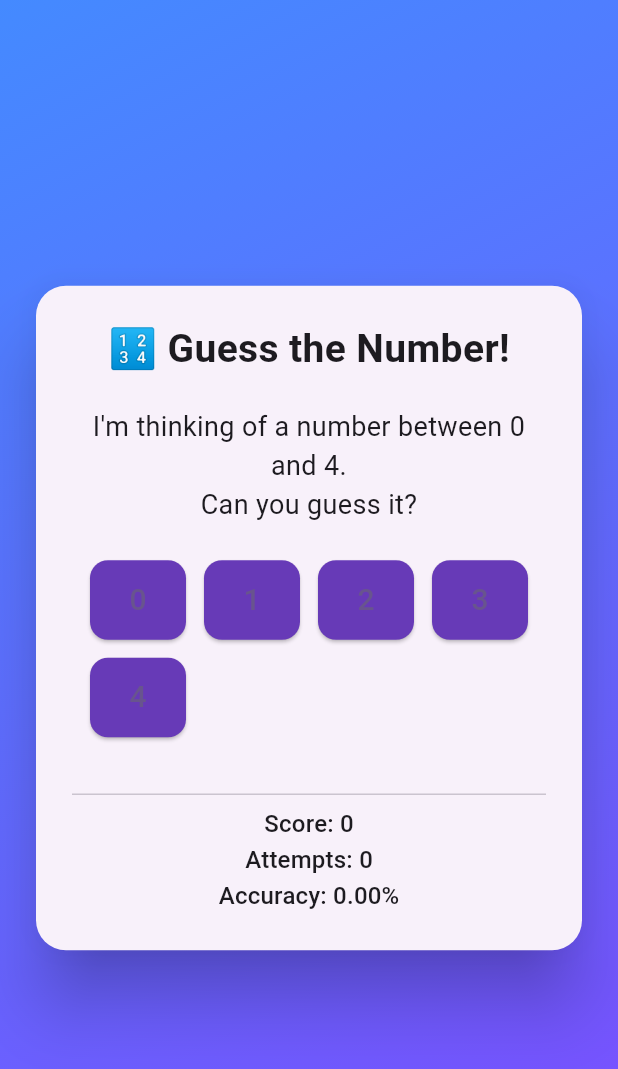
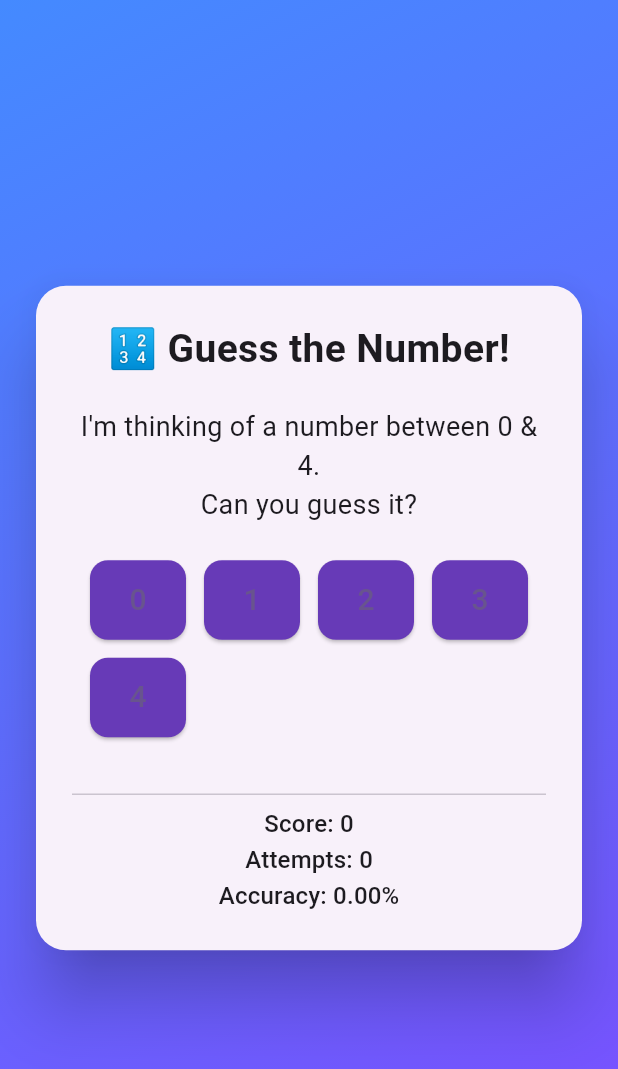
Before and after one commit to MostakAhmedShahad/online_class, a Flutter app: the MiniGame screen opened directly, on a phone screen of 412 x 824 dp. Shown: the top 1069 px of the screen. Run offline on Flutter 3.47's test engine with Material 3 defaults, Android fonts, the phone set to English and light mode, and no system bars; our stand-ins replace animated_text_kit, audioplayers, cloud_firestore, dots_indicator, firebase_auth, firebase_core and 2 more; accounts and stored records are empty.

Commit message:
live_feedbac

```diff
--- a/lib/pages/mini_game/mini_game.dart
+++ b/lib/pages/mini_game/mini_game.dart
@@ -111,7 +111,7 @@ class _MiniGameState extends State<MiniGame> {
                   const Text("🔢 Guess the Number!", style: TextStyle(fontSize: 26, fontWeight: FontWeight.bold)),
                   const SizedBox(height: 20),
                   const Text(
-                    "I'm thinking of a number between 0 and 4.\nCan you guess it?",
+                    "I'm thinking of a number between 0 & 4.\nCan you guess it?",
                     textAlign: TextAlign.center,
                     style: TextStyle(fontSize: 18),
                   ),
```
